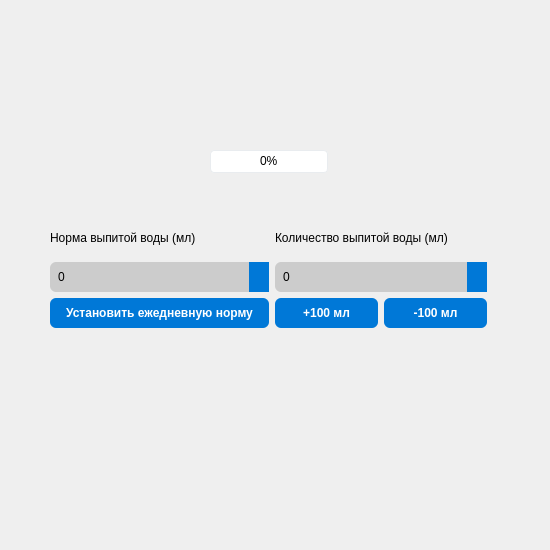
Old version of the form waterscreen.ui in the repository HackDanel/Waterly.
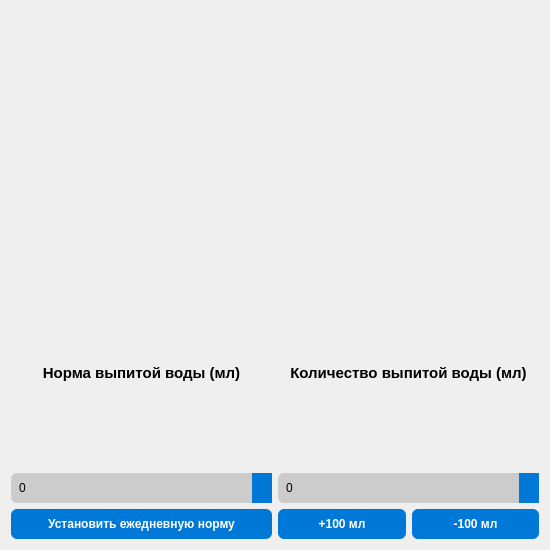
New version of the form. Custom widgets are drawn as their Qt base class.

Commit message: Верстка дизайна

The edit to the form file:
```diff
--- a/waterscreen.ui
+++ b/waterscreen.ui
@@ -22,25 +22,36 @@
   <property name="styleSheet">
    <string notr="true"/>
   </property>
-  <widget class="QWidget" name="layoutWidget">
-   <property name="geometry">
-    <rect>
-     <x>50</x>
-     <y>220</y>
-     <width>437</width>
-     <height>108</height>
-    </rect>
-   </property>
+  <layout class="QGridLayout" name="gridLayout">
+   <item row="0" column="0">
+    <widget class="WaterGlassWidget" name="waterGlassWidget" native="true"/>
+   </item>
+   <item row="1" column="0">
    <layout class="QHBoxLayout" name="horizontalLayout_2">
     <item>
      <layout class="QVBoxLayout" name="verticalLayout_4">
       <item>
        <layout class="QVBoxLayout" name="verticalLayout_2">
+         <property name="spacing">
+          <number>6</number>
+         </property>
+         <property name="sizeConstraint">
+          <enum>QLayout::SizeConstraint::SetDefaultConstraint</enum>
+         </property>
         <item>
          <widget class="QLabel" name="label">
+           <property name="font">
+            <font>
+             <pointsize>11</pointsize>
+             <bold>true</bold>
+            </font>
+           </property>
           <property name="text">
            <string>Норма выпитой воды (мл)</string>
           </property>
+           <property name="alignment">
+            <set>Qt::AlignmentFlag::AlignCenter</set>
+           </property>
          </widget>
         </item>
         <item>
@@ -133,9 +144,21 @@
        <layout class="QVBoxLayout" name="verticalLayout">
         <item>
          <widget class="QLabel" name="label_2">
+           <property name="font">
+            <font>
+             <pointsize>11</pointsize>
+             <bold>true</bold>
+            </font>
+           </property>
           <property name="text">
            <string>Количество выпитой воды (мл)</string>
           </property>
+           <property name="textFormat">
+            <enum>Qt::TextFormat::MarkdownText</enum>
+           </property>
+           <property name="alignment">
+            <set>Qt::AlignmentFlag::AlignCenter</set>
+           </property>
          </widget>
         </item>
         <item>
@@ -257,34 +280,17 @@
      </layout>
     </item>
    </layout>
-  </widget>
-  <widget class="QProgressBar" name="progressBarWater">
-   <property name="geometry">
-    <rect>
-     <x>210</x>
-     <y>150</y>
-     <width>118</width>
-     <height>23</height>
-    </rect>
-   </property>
-   <property name="styleSheet">
-    <string notr="true">QProgressBar {
-    border: 1px solid #e9ecef;
-    border-radius: 4px;
-    text-align: center;
-    color: #000;
-}
-
-QProgressBar::chunk {
-    background-color: #0078D7;
-    border-radius: 3px;
-}</string>
-   </property>
-   <property name="value">
-    <number>0</number>
-   </property>
-  </widget>
- </widget>
+   </item>
+  </layout>
+ </widget>
+ <customwidgets>
+  <customwidget>
+   <class>WaterGlassWidget</class>
+   <extends>QWidget</extends>
+   <header location="global">waterglasswidget.h</header>
+   <container>1</container>
+  </customwidget>
+ </customwidgets>
  <tabstops>
   <tabstop>spinNorm</tabstop>
   <tabstop>pushButtonSetDaily</tabstop>
```
Lines whose indentation alone changed are shown as unchanged. The commit also changes 6 other files.
